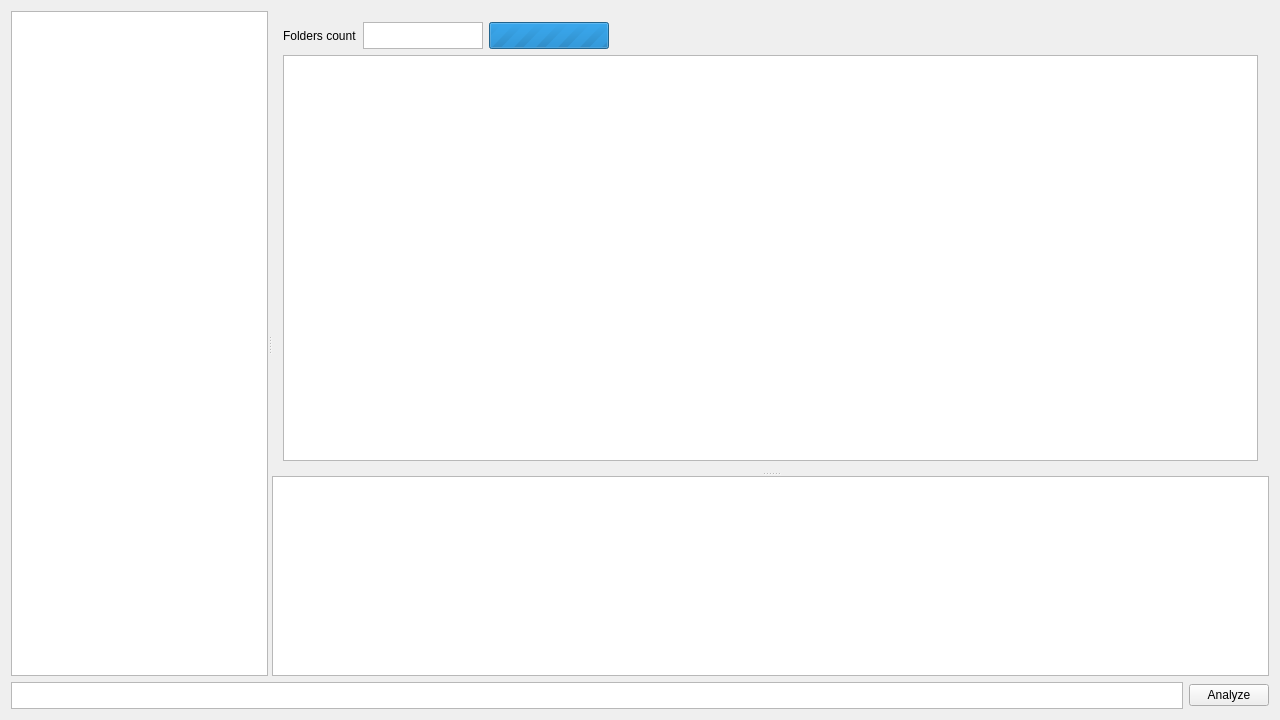
This is mainwindow.ui in vladimirevterev/DiskAnalyzer as Qt 5 draws it before an edit. The edited form follows.
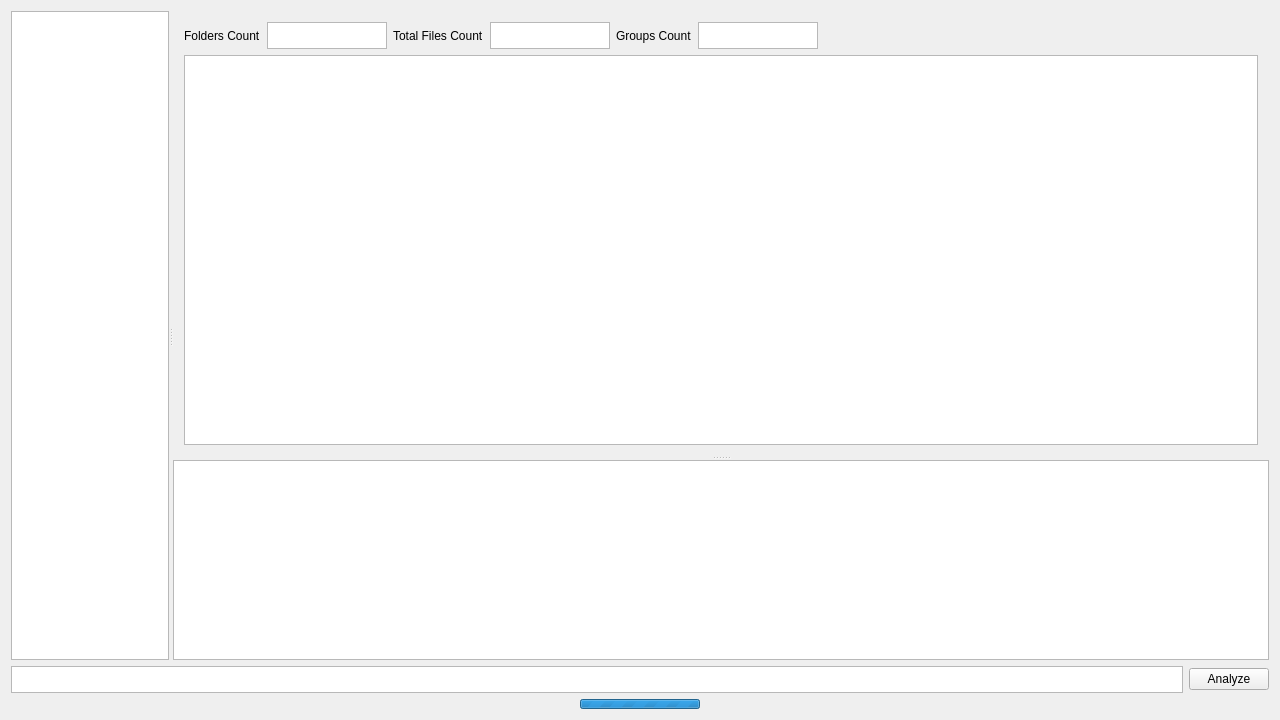
This is the edited form.

Commit message: Added Total count and Groups count field on main form; changed progress bar location; small fixes

The edit to the form file:
```diff
--- a/mainwindow.ui
+++ b/mainwindow.ui
@@ -18,7 +18,7 @@
   </property>
   <property name="minimumSize">
    <size>
-    <width>640</width>
+    <width>800</width>
     <height>480</height>
    </size>
   </property>
@@ -115,7 +115,7 @@
            <item>
             <widget class="QLabel" name="label">
              <property name="text">
-              <string>Folders count</string>
+              <string>Folders Count</string>
              </property>
             </widget>
            </item>
@@ -142,7 +142,14 @@
             </widget>
            </item>
            <item>
-            <widget class="QProgressBar" name="progressBar">
+            <widget class="QLabel" name="label_2">
+             <property name="text">
+              <string>Total Files Count</string>
+             </property>
+            </widget>
+           </item>
+           <item>
+            <widget class="QTextBrowser" name="filesCountText">
              <property name="sizePolicy">
               <sizepolicy hsizetype="Fixed" vsizetype="Fixed">
                <horstretch>0</horstretch>
@@ -161,20 +168,34 @@
                <height>27</height>
               </size>
              </property>
-             <property name="maximum">
-              <number>0</number>
+            </widget>
+           </item>
+           <item>
+            <widget class="QLabel" name="label_3">
+             <property name="text">
+              <string>Groups Count</string>
              </property>
-             <property name="value">
-              <number>0</number>
+            </widget>
+           </item>
+           <item>
+            <widget class="QTextBrowser" name="groupsCountText">
+             <property name="sizePolicy">
+              <sizepolicy hsizetype="Fixed" vsizetype="Fixed">
+               <horstretch>0</horstretch>
+               <verstretch>0</verstretch>
+              </sizepolicy>
              </property>
-             <property name="alignment">
-              <set>Qt::AlignCenter</set>
+             <property name="minimumSize">
+              <size>
+               <width>120</width>
+               <height>27</height>
+              </size>
              </property>
-             <property name="textVisible">
-              <bool>true</bool>
-             </property>
-             <property name="invertedAppearance">
-              <bool>false</bool>
+             <property name="maximumSize">
+              <size>
+               <width>120</width>
+               <height>27</height>
+              </size>
              </property>
             </widget>
            </item>
@@ -269,12 +290,6 @@
     </item>
     <item>
      <layout class="QHBoxLayout" name="horizontalLayout">
-      <property name="spacing">
-       <number>6</number>
-      </property>
-      <property name="sizeConstraint">
-       <enum>QLayout::SetDefaultConstraint</enum>
-      </property>
       <item>
        <widget class="QTextEdit" name="analysisPath">
         <property name="sizePolicy">
@@ -312,6 +327,79 @@
       </item>
      </layout>
     </item>
+    <item>
+     <widget class="QWidget" name="widget" native="true">
+      <property name="sizePolicy">
+       <sizepolicy hsizetype="Preferred" vsizetype="Fixed">
+        <horstretch>0</horstretch>
+        <verstretch>0</verstretch>
+       </sizepolicy>
+      </property>
+      <property name="minimumSize">
+       <size>
+        <width>0</width>
+        <height>10</height>
+       </size>
+      </property>
+      <property name="maximumSize">
+       <size>
+        <width>16777215</width>
+        <height>10</height>
+       </size>
+      </property>
+      <layout class="QHBoxLayout" name="horizontalLayout_2">
+       <property name="leftMargin">
+        <number>0</number>
+       </property>
+       <property name="topMargin">
+        <number>0</number>
+       </property>
+       <property name="rightMargin">
+        <number>0</number>
+       </property>
+       <property name="bottomMargin">
+        <number>0</number>
+       </property>
+       <item>
+        <widget class="QProgressBar" name="progressBar">
+         <property name="sizePolicy">
+          <sizepolicy hsizetype="Fixed" vsizetype="Fixed">
+           <horstretch>0</horstretch>
+           <verstretch>0</verstretch>
+          </sizepolicy>
+         </property>
+         <property name="minimumSize">
+          <size>
+           <width>120</width>
+           <height>10</height>
+          </size>
+         </property>
+         <property name="maximumSize">
+          <size>
+           <width>120</width>
+           <height>10</height>
+          </size>
+         </property>
+         <property name="maximum">
+          <number>0</number>
+         </property>
+         <property name="value">
+          <number>0</number>
+         </property>
+         <property name="alignment">
+          <set>Qt::AlignCenter</set>
+         </property>
+         <property name="textVisible">
+          <bool>true</bool>
+         </property>
+         <property name="invertedAppearance">
+          <bool>false</bool>
+         </property>
+        </widget>
+       </item>
+      </layout>
+     </widget>
+    </item>
    </layout>
   </widget>
  </widget>
```
The commit also changes 7 other files.
